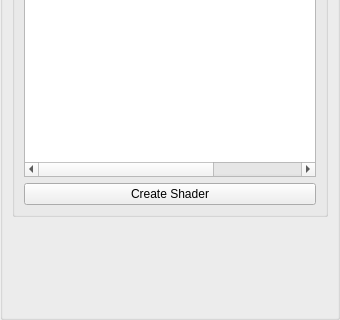
Animatect/Prism2_PluginFusion, file Fusion/Scripts/StateManagerNodes/StateUserInterfaces/fus_USD_Material.ui: the form before one commit; both pictures show x 0 to 340 and y 475 to 795 of the 340 by 795 pixel window.
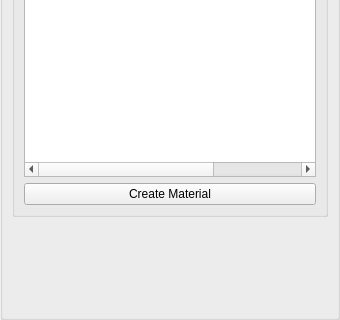
The form after the commit.

What changed in the file:
```diff
--- a/Fusion/Scripts/StateManagerNodes/StateUserInterfaces/fus_USD_Material.ui
+++ b/Fusion/Scripts/StateManagerNodes/StateUserInterfaces/fus_USD_Material.ui
@@ -203,6 +203,9 @@
       </item>
       <item>
        <widget class="QGroupBox" name="gb_textures">
+        <property name="enabled">
+         <bool>true</bool>
+        </property>
         <property name="sizePolicy">
          <sizepolicy hsizetype="Preferred" vsizetype="Expanding">
           <horstretch>0</horstretch>
@@ -247,7 +250,7 @@
             <enum>Qt::FocusPolicy::NoFocus</enum>
            </property>
            <property name="text">
-            <string>Create Shader</string>
+            <string>Create Material</string>
            </property>
           </widget>
          </item>
```
Left out of the diff: 6 changed lines with no effect on the pictures.
